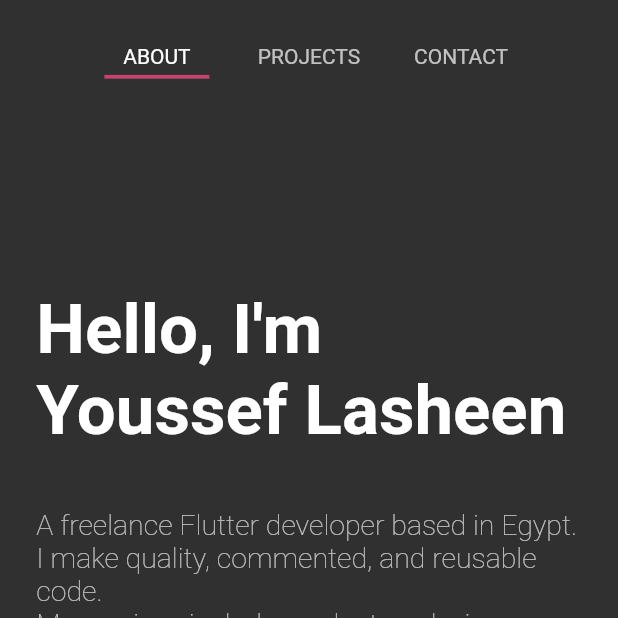
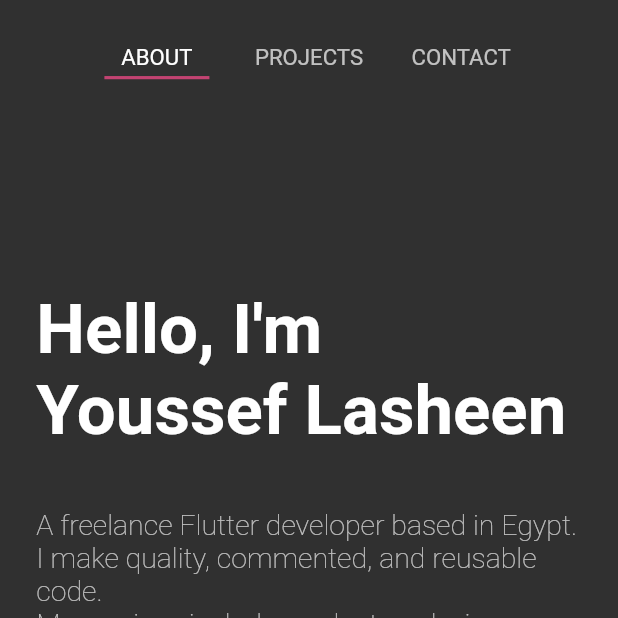
Before and after one commit to YoussefLasheen/portfolio, a Flutter app: the screen it shows after launch, on a phone screen of 412 x 824 dp, the top half of it. Run offline on Flutter 3.47's test engine with Material 2 defaults, Android fonts, the phone set to English and light mode, and no system bars; drawn by our look-alikes of auto_size_text; our stand-ins replace cloud_firestore, flutter_markdown; accounts and stored records are empty.

Commit message:
Fix the overflowing text in navigation bar for small screen devices.

```diff
--- a/lib/navigation/widgets/pageview_indicator.dart
+++ b/lib/navigation/widgets/pageview_indicator.dart
@@ -28,15 +28,15 @@ class PageViewIndicator extends StatelessWidget {
                 ),
                 GestureDetector(
                     onTap: () => callback(keysList[2]),
-                    child: circleBar(activePage == keysList[2], list[2])),
+                    child: circleBar(activePage == keysList[2], list[2], isLandscape)),
                 Spacer(),
                 GestureDetector(
                     onTap: () => callback(keysList[1]),
-                    child: circleBar(activePage == keysList[1], list[1])),
+                    child: circleBar(activePage == keysList[1], list[1], isLandscape)),
                 Spacer(),
                 GestureDetector(
                     onTap: () => callback(keysList[0]),
-                    child: circleBar(activePage == keysList[0], list[0])),
+                    child: circleBar(activePage == keysList[0], list[0], isLandscape)),
                 Spacer(
                   flex: 4,
                 ),
@@ -50,15 +50,17 @@ class PageViewIndicator extends StatelessWidget {
   }
 }
 
-Widget circleBar(bool isActive, String content) {
+Widget circleBar(bool isActive, String content, bool isLandscape) {
   return Column(
     children: <Widget>[
       Spacer(),
       Expanded(
-        flex: 6,
-        child: Text(
-          content,
-          style: TextStyle(color: isActive ? Colors.white : Colors.white70),
+        flex: isLandscape?3:8,
+        child: FittedBox(
+          child: Text(
+            content,
+            style: TextStyle(color: isActive ? Colors.white : Colors.white70),
+          ),
         ),
       ),
       Spacer(
```
